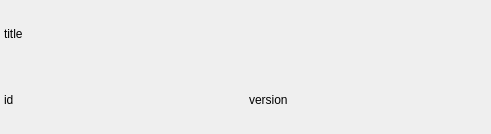
Before: the Qt Designer form PressPlateTool/ui/expand/expandtile.ui in CGinMax/ProtocolTools, drawn with Qt 5.
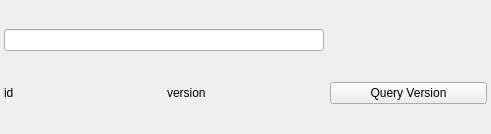
After: the same form once the commit is applied.

What changed in the file:
```diff
--- a/PressPlateTool/ui/expand/expandtile.ui
+++ b/PressPlateTool/ui/expand/expandtile.ui
@@ -16,7 +16,7 @@
     <verstretch>0</verstretch>
    </sizepolicy>
   </property>
-  <layout class="QGridLayout" name="gridLayout" rowstretch="0,0">
+  <layout class="QGridLayout" name="gridLayout" rowstretch="1,0">
    <property name="leftMargin">
     <number>4</number>
    </property>
@@ -29,13 +29,6 @@
    <property name="bottomMargin">
     <number>4</number>
    </property>
-   <item row="1" column="1">
-    <widget class="QLabel" name="txtVersion">
-     <property name="text">
-      <string>version</string>
-     </property>
-    </widget>
-   </item>
    <item row="1" column="0">
     <widget class="QLabel" name="txtId">
      <property name="text">
@@ -43,12 +36,22 @@
      </property>
     </widget>
    </item>
+   <item row="1" column="1">
+    <widget class="QLabel" name="txtVersion">
+     <property name="text">
+      <string>version</string>
+     </property>
+    </widget>
+   </item>
+   <item row="1" column="2">
+    <widget class="QPushButton" name="btnQueryVersion">
+     <property name="text">
+      <string>Query Version</string>
+     </property>
+    </widget>
+   </item>
    <item row="0" column="0" colspan="2">
-    <widget class="QLabel" name="txtTitle">
-     <property name="text">
-      <string>title</string>
-     </property>
-    </widget>
+    <widget class="QLineEdit" name="editTitle"/>
    </item>
   </layout>
  </widget>
```
